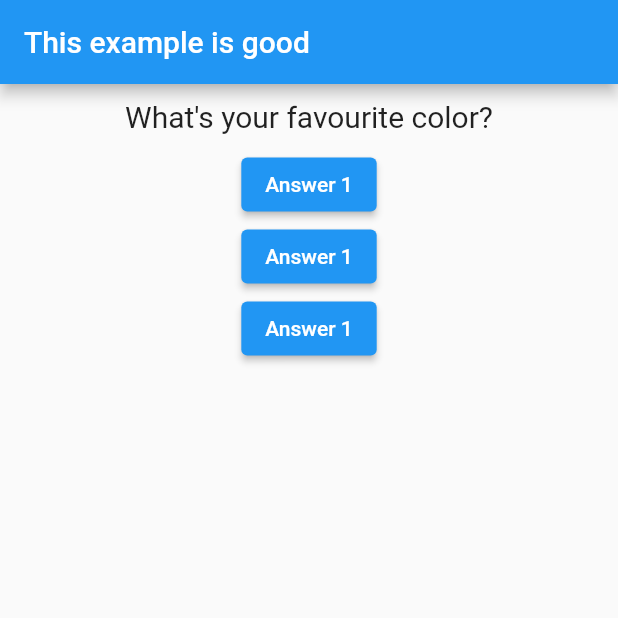
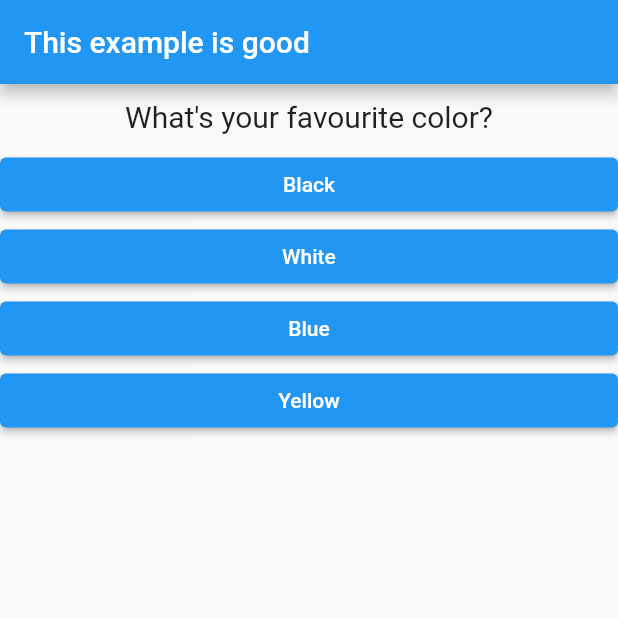
Before and after one commit to bonganim911/quizz_app, a Flutter app: the screen it shows after launch, on a phone screen of 412 x 824 dp, the top half of it. Run offline on Flutter 3.47's test engine with Material 2 defaults, Android fonts, the phone set to English and light mode, and no system bars.

Commit message:
Completed simple  quiz app.

```diff
--- a/lib/answer.dart
+++ b/lib/answer.dart
@@ -2,14 +2,16 @@ import 'package:flutter/material.dart';
 
 class Answer extends StatelessWidget {
   final Function selectHandler;
-  Answer(this.selectHandler);
+  final String answerText;
+  Answer(this.selectHandler, this.answerText);
 
   @override
   Widget build(BuildContext context) {
     return Container(
+      width: double.infinity,
       child: ElevatedButton(
         onPressed: selectHandler,
-        child: Text('Answer 1'),
+        child: Text(answerText),
       ),
     );
   }
--- a/lib/main.dart
+++ b/lib/main.dart
@@ -1,6 +1,6 @@
 import 'package:flutter/material.dart';
-import 'package:quizz_app/answer.dart';
-import 'package:quizz_app/question.dart';
+import 'package:quizz_app/quiz.dart';
+import 'package:quizz_app/result.dart';
 
 void main() => runApp(MyApp());
 
@@ -11,31 +11,64 @@ class MyApp extends StatefulWidget {
 
 class _MyAppState extends State<MyApp> {
   var questionIndex = 0;
+  var totalScore = 0;
 
-  void answerQuestion() {
+  void answerQuestion(int score) {
+    totalScore += score;
     setState(() {
       questionIndex = questionIndex + 1;
     });
     print(questionIndex);
   }
 
+  void _resetQuiz(){
+    setState(() {
+      questionIndex = 0;
+      totalScore = 0;
+    });
+  }
+
   @override
   Widget build(BuildContext context) {
     var questions = [
-      'What\'s your favourite color?',
-      'What is the name of your pet?',
+      {
+        'questionText': 'What\'s your favourite color?',
+        'answers': [
+          {'text': 'Black', 'score': 8},
+          {'text': 'White', 'score': 1},
+          {'text': 'Blue', 'score': 3},
+          {'text': 'Yellow', 'score': 2},
+        ]
+      },
+      {
+        'questionText': 'What is the name of your pet?',
+        'answers': [
+          {'text': 'Dog', 'score': 4},
+          {'text': 'Cat', 'score': 1},
+          {'text': 'Rabbit', 'score': 1},
+          {'text': 'Monkey', 'score': 8},
+        ]
+      },
+      {
+        'questionText': 'Best country to live in your bucket list',
+        'answers': [
+          {'text': 'Germany', 'score': 4},
+          {'text': 'Aus', 'score': 8},
+          {'text': 'China', 'score': 10},
+          {'text': 'Saudi', 'score': 5},
+        ]
+      },
     ];
     return MaterialApp(
       home: Scaffold(
           appBar: AppBar(title: Text('This example is good')),
-          body: Column(
-            children: [
-              Question(questions[questionIndex]),
-              Answer(answerQuestion),
-              Answer(answerQuestion),
-              Answer(answerQuestion),
-            ],
-          )),
+          body: questionIndex < questions.length
+              ? Quiz(
+            questions: questions,
+            answerQuestion: answerQuestion,
+            questionIndex: questionIndex,
+          )
+              : Result(totalScore, _resetQuiz)),
     );
   }
 }
--- /dev/null
+++ b/lib/quiz.dart
@@ -0,0 +1,26 @@
+import 'package:flutter/material.dart';
+import 'package:quizz_app/answer.dart';
+import 'package:quizz_app/question.dart';
+
+class Quiz extends StatelessWidget {
+  final List<Map<String, Object>> questions;
+  final Function answerQuestion;
+  final int questionIndex;
+
+  Quiz(
+      {@required this.questions,
+      @required this.answerQuestion,
+      @required this.questionIndex});
+
+  @override
+  Widget build(BuildContext context) {
+    return Column(
+      children: [
+        Question(questions[questionIndex]['questionText']),
+        ...(questions[questionIndex]['answers'] as List<Map<String, Object>>)
+            .map((answer) =>
+                Answer(() => answerQuestion(answer['score']), answer['text'])),
+      ],
+    );
+  }
+}
```
Also changed, not shown: lib/result.dart (added, +36 -0 lines).
